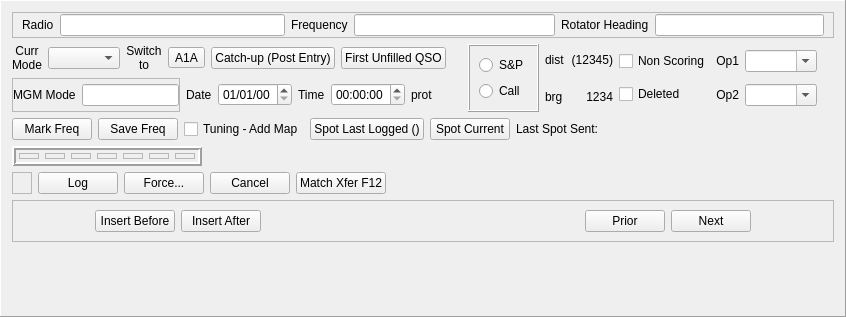
Old version of the form mqt/MqtLogger/qsologframe.ui in the repository Rsclub22/Minos2-Mirror.
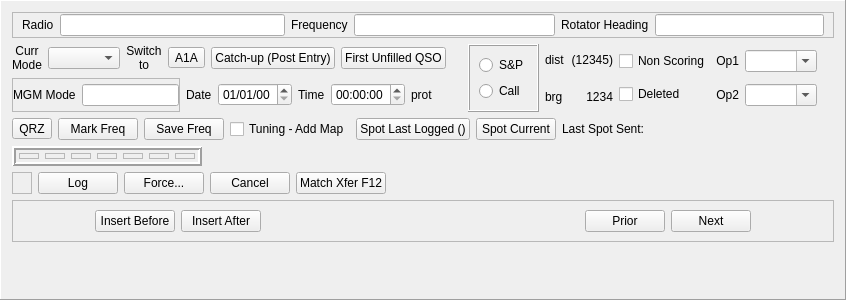
New version of the form. Custom widgets are drawn as their Qt base class.

```diff
--- a/mqt/MqtLogger/qsologframe.ui
+++ b/mqt/MqtLogger/qsologframe.ui
@@ -7,7 +7,7 @@
     <x>0</x>
     <y>0</y>
     <width>846</width>
-    <height>317</height>
+    <height>300</height>
    </rect>
   </property>
   <property name="minimumSize">
@@ -501,6 +501,13 @@
     <layout class="QHBoxLayout" name="horizontalLayout_16">
      <item>
       <layout class="QHBoxLayout" name="horizontalLayout_5">
+       <item>
+        <widget class="QToolButton" name="qrzToolButton">
+         <property name="text">
+          <string>QRZ</string>
+         </property>
+        </widget>
+       </item>
        <item>
         <widget class="QPushButton" name="bandmapMarkFreqPb">
          <property name="focusPolicy">
```
